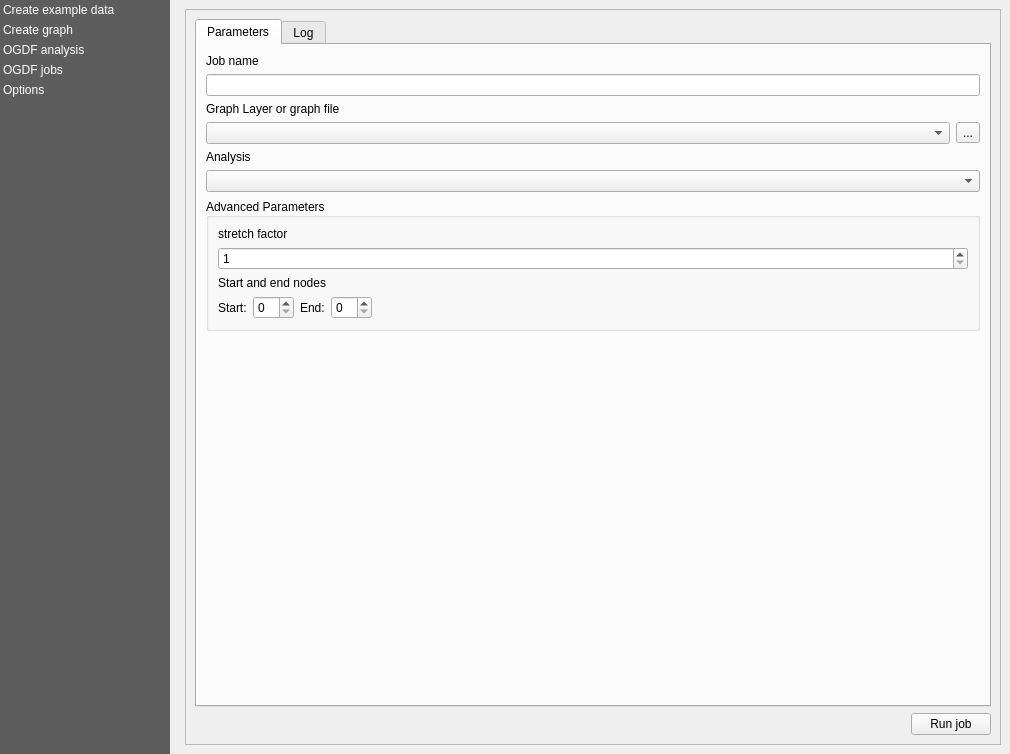
First picture: the form in views/PluginDialog.ui, repository S-P-A-N-N-E-R-S/Frontend, before the edit.
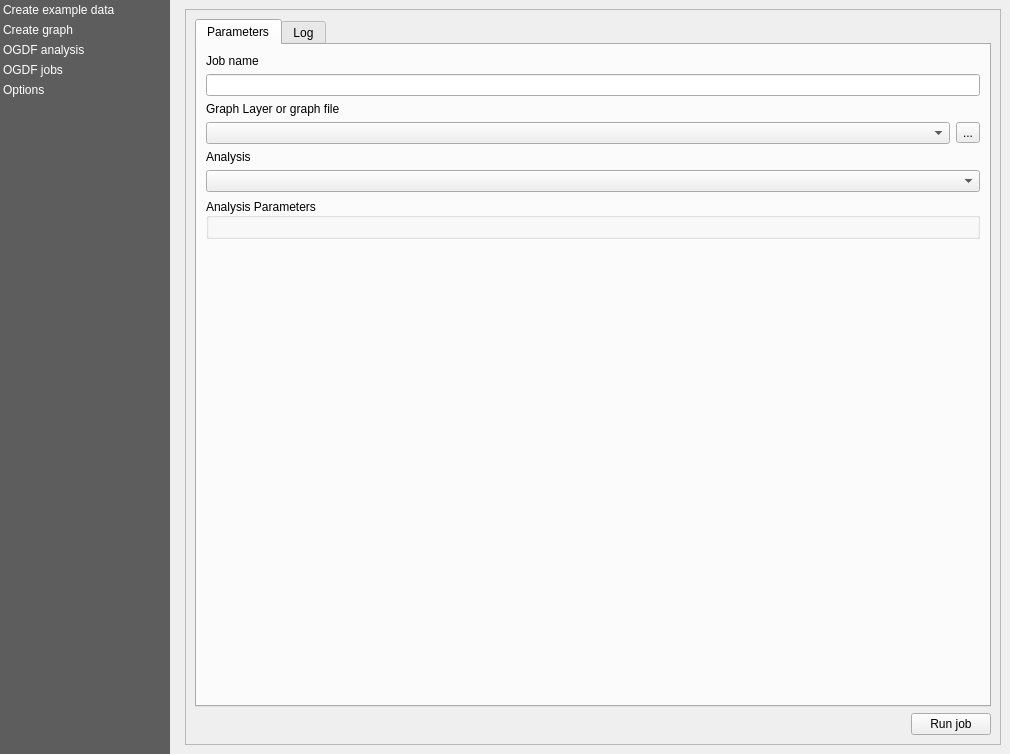
Second picture: the form after the edit. The open tabs and pages were chosen to show the change. Custom widgets are drawn as their Qt base class.

Commit message: Add vertex selection on canvas in vertex picker, refs #92

```diff
--- a/views/PluginDialog.ui
+++ b/views/PluginDialog.ui
@@ -1181,7 +1181,7 @@
                       <item>
                        <widget class="QgsCollapsibleGroupBox" name="mGroupBox_3">
                         <property name="title">
-                         <string>Advanced Parameters</string>
+                         <string>Analysis Parameters</string>
                         </property>
                         <property name="alignment">
                          <set>Qt::AlignLeading|Qt::AlignLeft|Qt::AlignVCenter</set>
@@ -1208,71 +1208,6 @@
                          <property name="sizeConstraint">
                           <enum>QLayout::SetMinimumSize</enum>
                          </property>
-                         <item>
-                          <layout class="QVBoxLayout" name="verticalLayout_15">
-                           <property name="sizeConstraint">
-                            <enum>QLayout::SetDefaultConstraint</enum>
-                           </property>
-                           <item>
-                            <widget class="QLabel" name="ogdf_analysis_stretch_label">
-                             <property name="text">
-                              <string>stretch factor</string>
-                             </property>
-                            </widget>
-                           </item>
-                           <item>
-                            <widget class="QSpinBox" name="ogdf_analysis_stretch_input">
-                             <property name="minimum">
-                              <number>1</number>
-                             </property>
-                            </widget>
-                           </item>
-                           <item>
-                            <widget class="QLabel" name="ogdf_analysis_startend_label">
-                             <property name="text">
-                              <string>Start and end nodes</string>
-                             </property>
-                            </widget>
-                           </item>
-                           <item>
-                            <layout class="QHBoxLayout" name="horizontalLayout_4">
-                             <item>
-                              <widget class="QLabel" name="ogdf_analysis_start_label">
-                               <property name="text">
-                                <string>Start:</string>
-                               </property>
-                              </widget>
-                             </item>
-                             <item>
-                              <widget class="QSpinBox" name="ogdf_analysis_start_input"/>
-                             </item>
-                             <item>
-                              <widget class="QLabel" name="ogdf_analysis_end_label">
-                               <property name="text">
-                                <string>End:</string>
-                               </property>
-                              </widget>
-                             </item>
-                             <item>
-                              <widget class="QSpinBox" name="ogdf_analysis_end_input"/>
-                             </item>
-                             <item>
-                              <spacer name="horizontalSpacer_4">
-                               <property name="orientation">
-                                <enum>Qt::Horizontal</enum>
-                               </property>
-                               <property name="sizeHint" stdset="0">
-                                <size>
-                                 <width>40</width>
-                                 <height>0</height>
-                                </size>
-                               </property>
-                              </spacer>
-                             </item>
-                            </layout>
-                           </item>
-                          </layout>
-                         </item>
                         </layout>
                        </widget>
                       </item>
```
Left out of the diff: 4 changed lines with no effect on the pictures. The commit also changes 2 other files.
